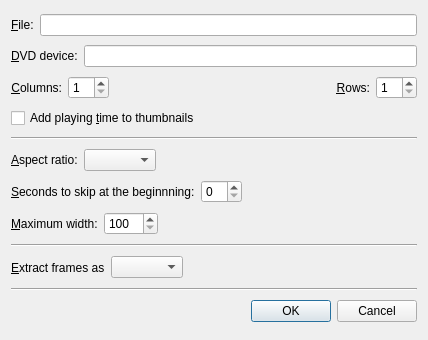
Before: the Qt Designer form src/videopreview/videopreviewconfigdialog.ui in wilbert2000/wzplayer, drawn with Qt 5.
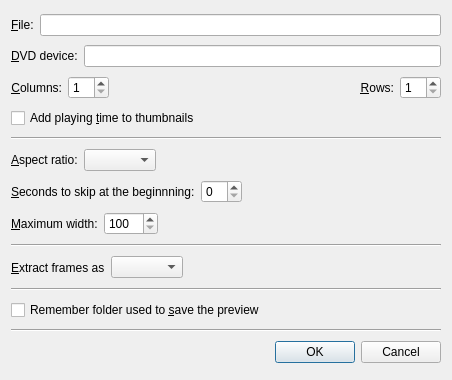
After: the same form once the commit is applied. Custom widgets are drawn as their Qt base class.

Commit message: (Videopreview) Added a new option to remember the last folder used for saving the preview image. If not checked, it will suggest the same folder of the video to save the image.

What changed in the file:
```diff
--- a/src/videopreview/videopreviewconfigdialog.ui
+++ b/src/videopreview/videopreviewconfigdialog.ui
@@ -5,8 +5,8 @@
    <rect>
     <x>0</x>
     <y>0</y>
-    <width>428</width>
-    <height>340</height>
+    <width>452</width>
+    <height>380</height>
    </rect>
   </property>
   <property name="windowTitle" >
@@ -280,6 +280,26 @@
      </property>
     </widget>
    </item>
+   <item>
+    <widget class="QCheckBox" name="save_last_directory_check" >
+     <property name="text" >
+      <string>Remember folder used to &amp;save the preview</string>
+     </property>
+    </widget>
+   </item>
+   <item>
+    <widget class="Line" name="line_4" >
+     <property name="sizePolicy" >
+      <sizepolicy vsizetype="Fixed" hsizetype="Expanding" >
+       <horstretch>0</horstretch>
+       <verstretch>0</verstretch>
+      </sizepolicy>
+     </property>
+     <property name="orientation" >
+      <enum>Qt::Horizontal</enum>
+     </property>
+    </widget>
+   </item>
    <item>
     <widget class="QDialogButtonBox" name="buttonBox" >
      <property name="orientation" >
```
The commit also changes 5 other files.
